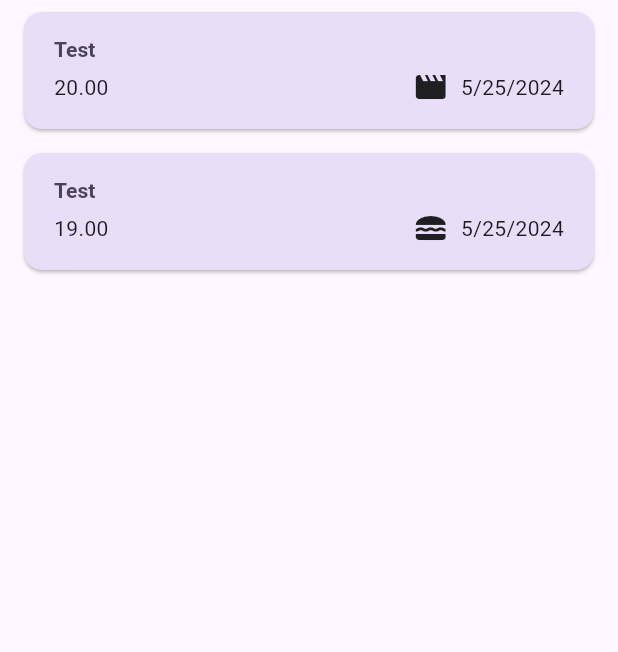
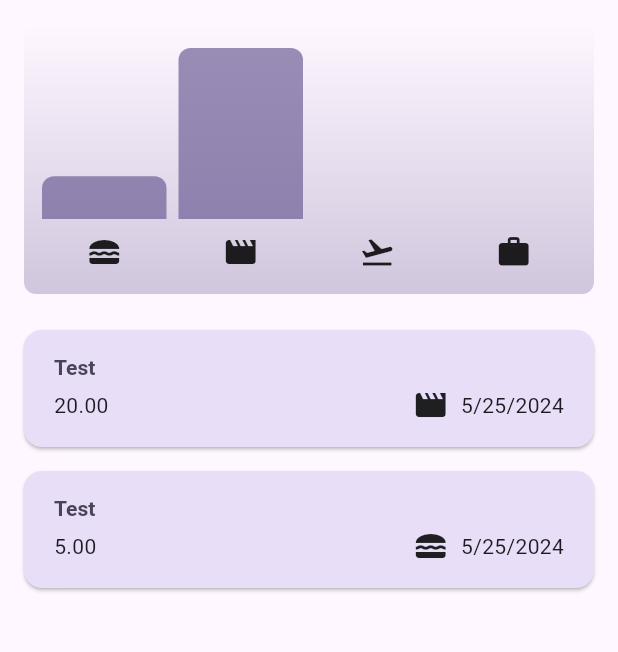
Before and after one commit to fadhilmuhaimin/expense_tracker, a Flutter app: the screen it shows after launch, on a phone screen of 412 x 824 dp, the part 84-736 px from its top. Run offline on Flutter 3.47's test engine with Material 3 defaults, Android fonts, the phone set to English and light mode, and no system bars.

Commit message:
add chart [my version]

```diff
--- a/lib/main.dart
+++ b/lib/main.dart
@@ -38,5 +38,6 @@ void main() {
                   fontWeight: FontWeight.bold,
                   color: kColorScheme.onSecondaryContainer,
                   fontSize: 14))),
+
       home: const Expenses()));
 }
--- a/lib/widgets/chart/chart.dart
+++ b/lib/widgets/chart/chart.dart
@@ -1,5 +1,7 @@
 import 'package:expense_tracker/models/expense.dart';
+import 'package:expense_tracker/widgets/chart/chart_bar.dart';
 import 'package:flutter/material.dart';
+import 'package:flutter/widgets.dart';
 
 class Chart extends StatelessWidget {
   const Chart({super.key, required this.expenses});
@@ -18,7 +20,9 @@ class Chart extends StatelessWidget {
   double get maxTotalExpense {
     double maxTotalExpense = 0;
     for (final bucket in buckets) {
+      if (bucket.totalExpenses > maxTotalExpense) {
         maxTotalExpense = bucket.totalExpenses;
+      }
     }
     return maxTotalExpense;
   }
@@ -29,23 +33,38 @@ class Chart extends StatelessWidget {
       margin: const EdgeInsets.all(16),
       padding: const EdgeInsets.symmetric(horizontal: 8, vertical: 16),
       width: double.infinity,
+      height: 180,
       decoration: BoxDecoration(
         borderRadius: BorderRadius.circular(8),
         gradient: LinearGradient(colors: [
           Theme.of(context).colorScheme.primary.withOpacity(0.3),
           Theme.of(context).colorScheme.primary.withOpacity(0.0)
-          ], begin: Alignment.bottomCenter, end: Alignment.topCenter),),
-          child: const Column(
+        ], begin: Alignment.bottomCenter, end: Alignment.topCenter),
+      ),
+      child: Column(
         children: [
-              Expanded(child: Row(
+          Expanded(
+            child: Row(
               crossAxisAlignment: CrossAxisAlignment.end,
               children: [
-
-                ],
-              ))
+                for (final bucket in buckets)
+                  ChartBar(
+                      fill: bucket.totalExpenses == 0
+                          ? 0
+                          : bucket.totalExpenses / maxTotalExpense),
               ],
             ),
-
+          ),
+          SizedBox(height: 10,),
+          Row(
+            mainAxisAlignment: MainAxisAlignment.center,
+            children: [
+              for (final bucket in buckets)
+                Expanded(child: Center(child: Icon(categoryIcons[bucket.category])))
+            ],
+          ),
+        ],
+      ),
     );
   }
 }
--- a/lib/widgets/expenses.dart
+++ b/lib/widgets/expenses.dart
@@ -1,5 +1,6 @@
 import 'dart:math';
 
+import 'package:expense_tracker/widgets/chart/chart.dart';
 import 'package:expense_tracker/widgets/expenses_list/expense_list.dart';
 import 'package:expense_tracker/models/expense.dart';
 import 'package:expense_tracker/widgets/new_expenses.dart';
@@ -21,7 +22,7 @@ class _ExpensesState extends State<Expenses> {
         category: Category.leisure),
     Expense(
         title: "Test",
-        amount: 19.0,
+        amount: 5.0,
         date: DateTime.now(),
         category: Category.food),
   ];
@@ -84,6 +85,7 @@ class _ExpensesState extends State<Expenses> {
       ),
       body: Column(
         children: [
+          Chart(expenses: _registeredExpense),
           Expanded(child: content),
         ],
       ),
```
Lines whose indentation alone changed are shown as unchanged.
